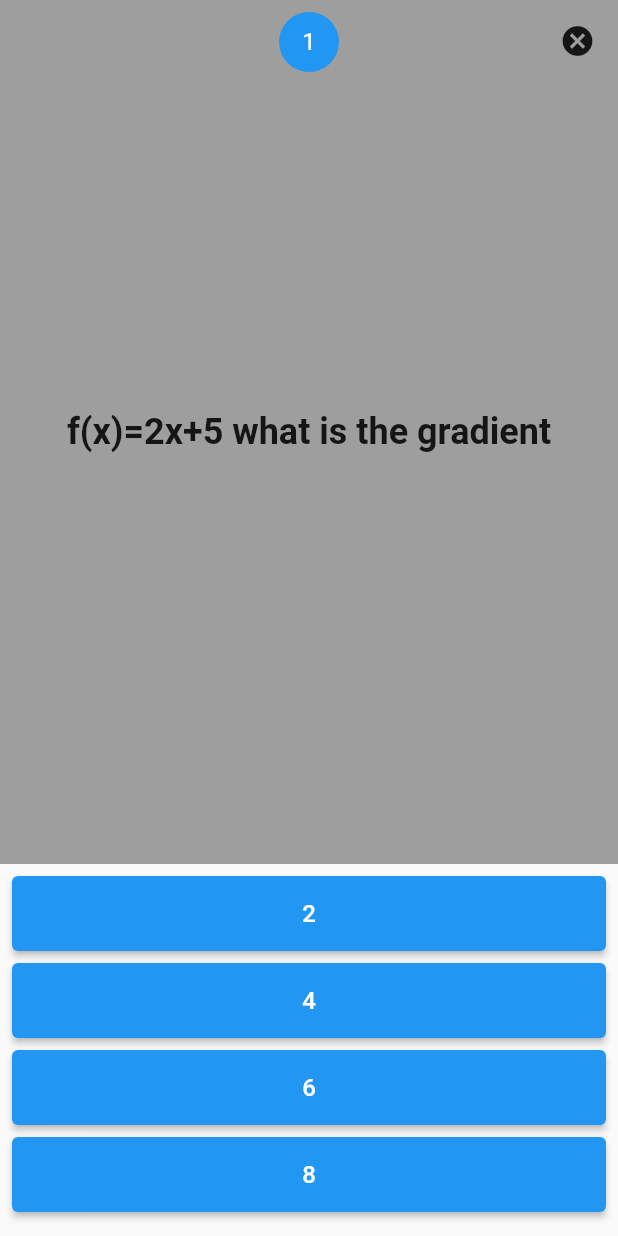
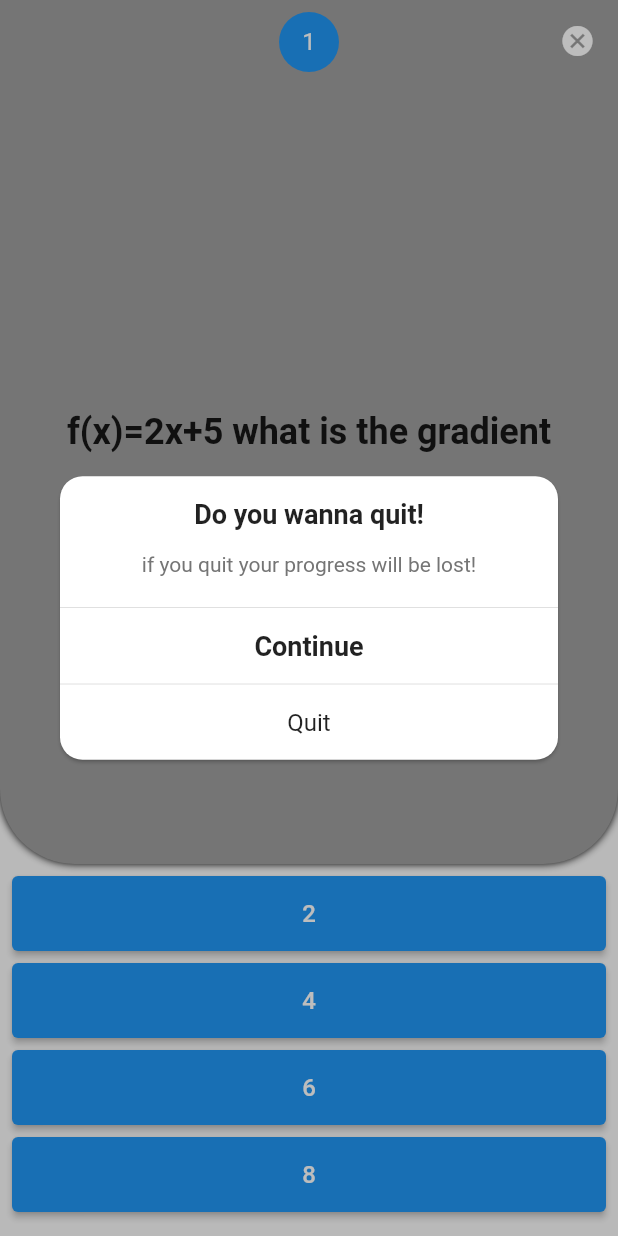
Before and after one commit to John-Daniels/flutter-mathgame, a Flutter app: the screen it shows after launch, after a tap on "StartGame", after a tap on the "cancel" icon, on a phone screen of 412 x 824 dp. Run offline on Flutter 3.47's test engine with Material 2 defaults, Android fonts, the phone set to English and light mode, and no system bars; our stand-ins replace shared_preferences.

```diff
--- /dev/null
+++ b/lib/logic/game.dart
@@ -0,0 +1,22 @@
+import 'package:shared_preferences/shared_preferences.dart';
+
+import '../models/question.dart';
+
+class GameData {
+  static List<Question> questions = [];
+
+  static int score = 0;
+
+  static getScore() async {
+    SharedPreferences prefs = await SharedPreferences.getInstance();
+    final int _score = (prefs.getInt('score') ?? 0);
+
+    score = _score;
+    return _score;
+  }
+
+  static void saveScore(int score) async {
+    SharedPreferences prefs = await SharedPreferences.getInstance();
+    await prefs.setInt('score', score);
+  }
+}
--- a/lib/main.dart
+++ b/lib/main.dart
@@ -1,5 +1,6 @@
 import 'package:flutter/material.dart';
-import 'package:mathgame/pages/game.dart';
+import 'package:mathgame/pages/game_screen.dart';
+import 'package:mathgame/theme/theme.dart';
 
 import 'widgets/onboarding.dart';
 
@@ -13,10 +14,9 @@ class MyApp extends StatelessWidget {
   @override
   Widget build(BuildContext context) {
     return MaterialApp(
-      darkTheme: ThemeData(
-        brightness: Brightness.dark,
-      ),
-      themeMode: ThemeMode.system,
+      darkTheme: MyThemes.darkTheme,
+      theme: MyThemes.lightTheme,
+      themeMode: ThemeMode.light,
       home: const OnBoarding(),
       routes: {
         '/home': (context) => const OnBoarding(),
--- a/lib/models/question.dart
+++ b/lib/models/question.dart
@@ -1,31 +1,13 @@
-import 'package:shared_preferences/shared_preferences.dart';
-
-class GameData {
-  static List<Question> questions = [];
-
-  static int score = 0;
-
-  static getScore() async {
-    SharedPreferences prefs = await SharedPreferences.getInstance();
-    final int counter = (prefs.getInt('counter') ?? 0);
-
-    score = counter;
-    return counter;
-  }
-
-  saveScore(int score) async {
-    SharedPreferences prefs = await SharedPreferences.getInstance();
-    await prefs.setInt('score', score);
-  }
-}
-
 class Question {
   final String question;
   final List answers;
   final String answer;
 
-  Question(
-      {required this.question, required this.answer, required this.answers});
+  Question({
+    required this.question,
+    required this.answer,
+    required this.answers,
+  });
 
   factory Question.fromMap(Map<String, dynamic> map) {
     return Question(
--- a/lib/pages/game.dart
+++ b/lib/pages/game_screen.dart
@@ -3,6 +3,7 @@ import 'dart:convert';
 import 'package:flutter/material.dart';
 import 'package:flutter/services.dart';
 
+import '../logic/game.dart';
 import '../models/question.dart';
 import '../widgets/questionUi/questionui.dart';
 
@@ -62,10 +63,10 @@ class _GameOverlayState extends State<GameOverlay> {
   @override
   Widget build(BuildContext context) {
     List _questions = widget.questions;
-    bool finished = index < _questions.length;
+    bool finished = !(index < _questions.length);
 
     load() {
-      if (finished) {
+      if (!(index < _questions.length)) {
         Future.delayed(const Duration(seconds: 3));
 
         setState(() {
@@ -74,22 +75,27 @@ class _GameOverlayState extends State<GameOverlay> {
       }
     }
 
-    return finished
+    _saveScore() {
+      if (!(index < _questions.length)) {
+        GameData.saveScore(score);
+      }
+    }
+
+    return finished == false
         ? QuestionUi(
             qIndex: index + 1,
             question: _questions[index],
             next: (ans, realAns) {
               if (ans == realAns) score++;
               index++;
-              print(score);
               setState(() {});
 
               load();
+              _saveScore();
             },
           )
-        : loading
-            ? const Center(child: CircularProgressIndicator())
-            : FinishedScreen(
+        : !loading
+            ? FinishedScreen(
                 score: score,
                 maxScore: _questions.length,
                 goto: () => Navigator.of(context).pushReplacementNamed('/home'),
@@ -97,7 +103,8 @@ class _GameOverlayState extends State<GameOverlay> {
                   score = 0;
                   index = 0;
                 }),
-              );
+              )
+            : const Center(child: CircularProgressIndicator());
   }
 }
 
@@ -117,6 +124,7 @@ class FinishedScreen extends StatelessWidget {
 
   @override
   Widget build(BuildContext context) {
+    var screen = MediaQuery.of(context).size;
     //TODO: remember to add some media queries that can help set width to screen percent
     return SizedBox(
       width: double.infinity,
--- /dev/null
+++ b/lib/theme/theme.dart
@@ -0,0 +1,23 @@
+import 'package:flutter/material.dart';
+
+class MyThemes {
+  static ThemeData lightTheme = ThemeData(
+      iconTheme: const IconThemeData(color: Colors.white),
+      colorScheme: ColorScheme.fromSwatch().copyWith(
+        secondary: Colors.grey.shade500,
+      ));
+
+  static ThemeData darkTheme = ThemeData(
+    colorScheme: ColorScheme.fromSwatch().copyWith(
+      secondary: Colors.grey,
+      brightness: Brightness.dark,
+    ),
+  );
+}
+
+class MyColors {
+  static Color creamColor = const Color(0xfff5f5f5);
+  static Color darkCreamColor = const Color.fromARGB(255, 20, 20, 36);
+  static Color darkBluishColor = const Color(0xff403b58);
+  static Color lightBluishColor = Colors.indigo.shade400;
+}
--- /dev/null
+++ b/lib/widgets/dialog/dialog.dart
@@ -0,0 +1,88 @@
+import 'package:flutter/material.dart';
+
+class MyDialog extends StatelessWidget {
+  final String title, description;
+  final onQuit;
+
+  const MyDialog({
+    Key? key,
+    required this.title,
+    required this.description,
+    required this.onQuit,
+  }) : super(key: key);
+
+  @override
+  Widget build(BuildContext context) {
+    return Dialog(
+      elevation: 1,
+      shape: RoundedRectangleBorder(borderRadius: BorderRadius.circular(15)),
+      child: Column(
+        mainAxisSize: MainAxisSize.min,
+        children: [
+          const SizedBox(height: 15),
+          Text(
+            title,
+            style: const TextStyle(
+              fontSize: 18,
+              fontWeight: FontWeight.bold,
+            ),
+          ),
+          const SizedBox(height: 15),
+          Text(
+            description,
+            style: TextStyle(
+              color: Colors.grey.shade600,
+            ),
+          ),
+          const SizedBox(
+            height: 20,
+          ),
+          const Divider(
+            height: 1,
+          ),
+          SizedBox(
+            width: MediaQuery.of(context).size.width,
+            height: 50,
+            child: InkWell(
+              highlightColor: Colors.grey[200],
+              onTap: () {
+                Navigator.of(context).pop();
+              },
+              child: const Center(
+                child: Text(
+                  'Continue',
+                  style: TextStyle(
+                    fontSize: 18,
+                    fontWeight: FontWeight.bold,
+                  ),
+                ),
+              ),
+            ),
+          ),
+          const Divider(height: 1),
+          SizedBox(
+            width: MediaQuery.of(context).size.width,
+            height: 50,
+            child: InkWell(
+              borderRadius: const BorderRadius.only(
+                bottomLeft: Radius.circular(15),
+                bottomRight: Radius.circular(15),
+              ),
+              highlightColor: Colors.grey[200],
+              onTap: onQuit,
+              child: const Center(
+                child: Text(
+                  'Quit',
+                  style: TextStyle(
+                    fontSize: 16,
+                    fontWeight: FontWeight.normal,
+                  ),
+                ),
+              ),
+            ),
+          ),
+        ],
+      ),
+    );
+  }
+}
--- a/lib/widgets/onboarding.dart
+++ b/lib/widgets/onboarding.dart
@@ -1,5 +1,6 @@
 import 'package:flutter/material.dart';
-import 'package:mathgame/models/question.dart';
+
+import '../logic/game.dart';
 
 class OnBoarding extends StatefulWidget {
   const OnBoarding({Key? key}) : super(key: key);
@@ -9,50 +10,86 @@ class OnBoarding extends StatefulWidget {
 }
 
 class _OnBoardingState extends State<OnBoarding> {
-  int score = GameData.score;
-  @override
-  void initState() {
-    super.initState();
-
-    load();
-  }
-
-  load() {
-    GameData.getScore();
-    setState(() {});
-  }
-
   @override
   Widget build(BuildContext context) {
+    var screen = MediaQuery.of(context).size;
+
     startGame() {
       // Navigator.of(context).pushReplacementNamed('/game');
       Navigator.of(context).popAndPushNamed('/game');
     }
 
     return Scaffold(
-        appBar: AppBar(title: const Text('MathGame'), centerTitle: true),
-        body: SizedBox(
+      body: FutureBuilder(
+        future: GameData.getScore(),
+        builder: (context, snapshot) {
+          if (snapshot.hasData) {
+            final int score = snapshot.data as int;
+
+            return SizedBox(
               width: double.infinity,
               child: Column(
-            mainAxisAlignment: MainAxisAlignment.center,
+                crossAxisAlignment: CrossAxisAlignment.start,
+                children: [
+                  Container(
+                    padding: const EdgeInsets.all(20),
+                    child: const Text(
+                      'MathGame',
+                      textScaleFactor: 2,
+                    ),
+                  ),
+                  SizedBox(height: screen.height * 0.3),
+                  Center(
+                    child: Column(
                       crossAxisAlignment: CrossAxisAlignment.center,
                       children: [
+                        _HighScore(
+                          score: score,
+                        ),
+                        SizedBox(
+                          height: screen.height / 100,
+                        ),
                         const Text(
-                'Welcome to the Game!',
-                style: TextStyle(fontSize: 20, fontWeight: FontWeight.bold),
+                          'Welcome MathGurus!',
+                          style: TextStyle(fontSize: 20),
                         ),
                         Padding(
                           padding: const EdgeInsets.all(8.0),
                           child: ElevatedButton(
-                    onPressed: startGame, child: const Text('StartGame')),
+                              onPressed: startGame,
+                              child: const Text('StartGame')),
                         ),
-              score > 0
-                  ? Column(
-                      children: [const Text('High Score'), Text('$score')],
-                    )
-                  : Container(),
                       ],
                     ),
-        ));
+                  ),
+                ],
+              ),
+            );
+          } else {
+            return const Center(child: CircularProgressIndicator());
+          }
+        },
+      ),
+    );
   }
 }
+
+class _HighScore extends StatelessWidget {
+  final int score;
+  const _HighScore({Key? key, required this.score}) : super(key: key);
+
+  @override
+  Widget build(BuildContext context) {
+    return score > 0
+        ? Column(
+            children: [
+              const Text(
+                'High Score',
+                textScaleFactor: 3,
+              ),
+              Text('$score', textScaleFactor: 3),
+            ],
+          )
+        : Container();
+  }
+}
--- a/lib/widgets/questionUi/questionui.dart
+++ b/lib/widgets/questionUi/questionui.dart
@@ -1,6 +1,7 @@
 import 'package:flutter/material.dart';
 
 import '../../models/question.dart';
+import '../dialog/dialog.dart';
 import '../my_ans_btn.dart';
 
 class QuestionUi extends StatelessWidget {
@@ -39,7 +40,7 @@ class QuestionUi extends StatelessWidget {
                     child: SizedBox(
                       width: double.infinity,
                       child: CircleAvatar(
-                        backgroundColor: Colors.blue,
+                        backgroundColor: Theme.of(context).primaryColor,
                         child: Text(
                           '$qIndex',
                           style: const TextStyle(color: Colors.white),
@@ -53,7 +54,23 @@ class QuestionUi extends StatelessWidget {
                   child: Padding(
                     padding: const EdgeInsets.all(3),
                     child: IconButton(
-                      onPressed: () => null,
+                      onPressed: () {
+                        showDialog(
+                            barrierColor: Colors.black26,
+                            context: context,
+                            builder: (context) {
+                              return MyDialog(
+                                title: "Do you wanna quit!",
+                                description:
+                                    "if you quit your progress will be lost!",
+                                onQuit: () {
+                                  Navigator.of(context).pop();
+                                  Navigator.of(context)
+                                      .pushReplacementNamed('/home');
+                                },
+                              );
+                            });
+                      },
                       icon: const Icon(Icons.cancel),
                     ),
                   ),
@@ -84,8 +101,16 @@ class _QuestionWidget extends StatelessWidget {
   @override
   Widget build(BuildContext context) {
     return Container(
+      decoration: BoxDecoration(
+          color: Theme.of(context).colorScheme.secondary,
+          borderRadius: const BorderRadius.only(
+            bottomLeft: Radius.circular(50),
+            bottomRight: Radius.circular(50),
+          ),
+          boxShadow: const [
+            BoxShadow(color: Colors.black, blurRadius: 4),
+          ]),
       width: double.infinity,
-      color: Colors.grey,
       padding: const EdgeInsets.all(12),
       child: Center(
         child: Text(
--- a/test.dart
+++ b/test.dart
@@ -19,7 +19,7 @@ import 'dart:core';
 //   }
 // }
 main() {
-  print('running');
+  // print('running');
 }
 
 cook(String meal, Function callback) {}
```
Also changed, not shown: showcase/screenshot.png (added), showcase/shot1.png (added), showcase/shot2.png (added), 1 other file. Lines whose indentation alone changed are shown as unchanged.
